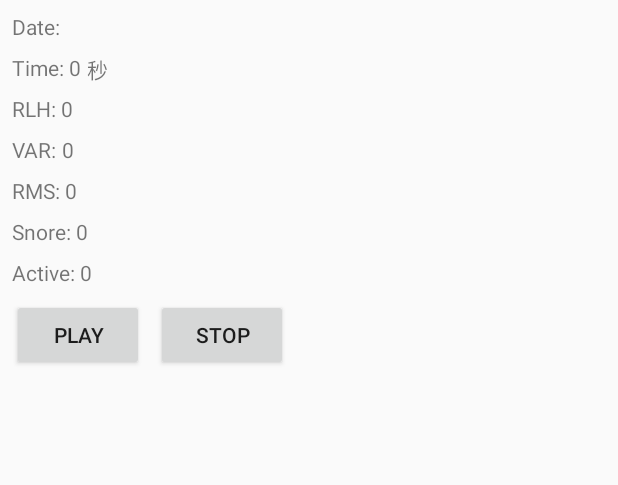
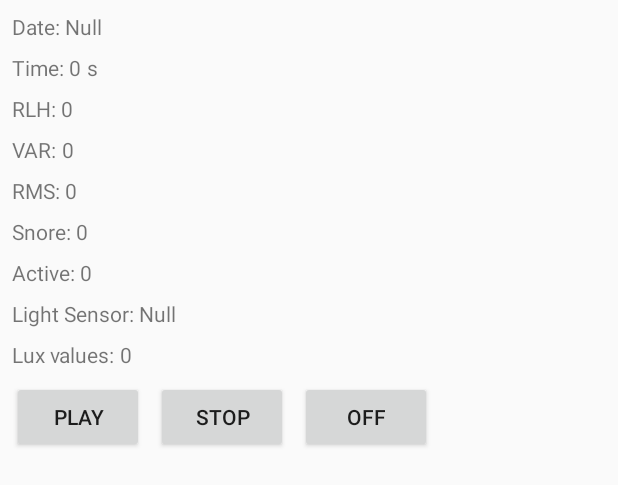
Before and after one commit to wilson1745/AudioTester, an Android app: the layout activity_audio_view_layout.xml on its own in the app's theme, with its tools: preview values and no code run, on a phone screen of 412 x 824 dp. Shown: the top 485 px of the screen. Run offline under Robolectric (Android 15) with nearby library versions, the phone set to English and light mode, and no system bars.

```diff
--- a/app/src/main/java/e/wilso/audiotester/Recorder.java
+++ b/app/src/main/java/e/wilso/audiotester/Recorder.java
@@ -55,11 +55,9 @@ public class Recorder {
 
       // Get the current data every 5 seconds
       final android.os.Handler customHandler = new android.os.Handler();
-      Runnable updateTimerThread = new Runnable()
-      {
+      Runnable updateTimerThread = new Runnable() {
          public void run() {
             synchronized (Recorder.this) {
-
                if(lightRecorder == null || audioRecorder == null) {
                   // Recording already stopped. Do nothing here.
                   return;
--- a/app/src/main/java/e/wilso/audiotester/recorders/LightRecorder.java
+++ b/app/src/main/java/e/wilso/audiotester/recorders/LightRecorder.java
@@ -57,7 +57,6 @@ public class LightRecorder {
       Sensor light = sensorManager.getDefaultSensor(Sensor.TYPE_LIGHT);
 
       if(light != null) {
-
          // We already have an active sensorListener -> Remove it first and register a new one
          if(sensorListener != null) {
             sensorManager.unregisterListener(sensorListener);
@@ -77,7 +76,8 @@ public class LightRecorder {
          };
          return sensorManager.registerListener(sensorListener, light, SensorManager.SENSOR_DELAY_NORMAL);
 
-      } else {
+      }
+      else {
          return false;
       }
    }
@@ -97,7 +97,6 @@ public class LightRecorder {
     * @param context
     */
    public void stop(Context context) {
-
       // Make sure we don't have any filled variables hanging around
       this.currentLux = null;
 
--- a/app/src/main/res/layout/activity_audio_view_layout.xml
+++ b/app/src/main/res/layout/activity_audio_view_layout.xml
@@ -88,6 +88,7 @@
         android:layout_width="wrap_content"
         android:layout_height="wrap_content"
         android:layout_marginTop="8dp"
+        android:text="Null"
         app:layout_constraintStart_toEndOf="@+id/textView2"
         app:layout_constraintTop_toTopOf="parent" />
 
@@ -152,7 +153,7 @@
         android:layout_marginLeft="4dp"
         android:layout_marginStart="4dp"
         android:layout_marginTop="8dp"
-        android:text="秒"
+        android:text="s"
         app:layout_constraintStart_toEndOf="@+id/time_view"
         app:layout_constraintTop_toBottomOf="@+id/textView2" />
 
@@ -165,7 +166,7 @@
         android:layout_marginTop="8dp"
         android:text="play"
         app:layout_constraintStart_toStartOf="parent"
-        app:layout_constraintTop_toBottomOf="@+id/textView8" />
+        app:layout_constraintTop_toBottomOf="@+id/textView11" />
 
     <Button
         android:id="@+id/btn_stop"
@@ -174,7 +175,58 @@
         android:layout_marginLeft="8dp"
         android:layout_marginStart="8dp"
         android:layout_marginTop="8dp"
-        android:text="stop"
+        android:text="Stop"
         app:layout_constraintStart_toEndOf="@+id/btn_play"
+        app:layout_constraintTop_toBottomOf="@+id/textView11" />
+
+    <TextView
+        android:id="@+id/textView9"
+        android:layout_width="wrap_content"
+        android:layout_height="wrap_content"
+        android:layout_marginLeft="8dp"
+        android:layout_marginStart="8dp"
+        android:layout_marginTop="8dp"
+        android:text="Light Sensor: "
+        app:layout_constraintStart_toStartOf="parent"
         app:layout_constraintTop_toBottomOf="@+id/textView8" />
+
+    <TextView
+        android:id="@+id/sensor_view"
+        android:layout_width="wrap_content"
+        android:layout_height="wrap_content"
+        android:layout_marginTop="8dp"
+        android:text="Null"
+        app:layout_constraintStart_toEndOf="@+id/textView9"
+        app:layout_constraintTop_toBottomOf="@+id/textView8" />
+
+    <TextView
+        android:id="@+id/textView11"
+        android:layout_width="wrap_content"
+        android:layout_height="wrap_content"
+        android:layout_marginLeft="8dp"
+        android:layout_marginStart="8dp"
+        android:layout_marginTop="8dp"
+        android:text="Lux values: "
+        app:layout_constraintStart_toStartOf="parent"
+        app:layout_constraintTop_toBottomOf="@+id/textView9" />
+
+    <TextView
+        android:id="@+id/lux_view"
+        android:layout_width="wrap_content"
+        android:layout_height="wrap_content"
+        android:layout_marginTop="8dp"
+        android:text="0"
+        app:layout_constraintStart_toEndOf="@+id/textView11"
+        app:layout_constraintTop_toBottomOf="@+id/textView9" />
+
+    <Button
+        android:id="@+id/btn_track_off"
+        android:layout_width="wrap_content"
+        android:layout_height="wrap_content"
+        android:layout_marginLeft="8dp"
+        android:layout_marginStart="8dp"
+        android:layout_marginTop="8dp"
+        android:text="off"
+        app:layout_constraintStart_toEndOf="@+id/btn_stop"
+        app:layout_constraintTop_toBottomOf="@+id/textView11" />
 </android.support.constraint.ConstraintLayout>
```
Also changed, not shown: app/src/main/java/e/wilso/audiotester/modules/AudioViewLayout.java (+62 -12 lines), app/src/main/java/e/wilso/audiotester/recorders/AudioRecorder.java (+6 -6 lines).
